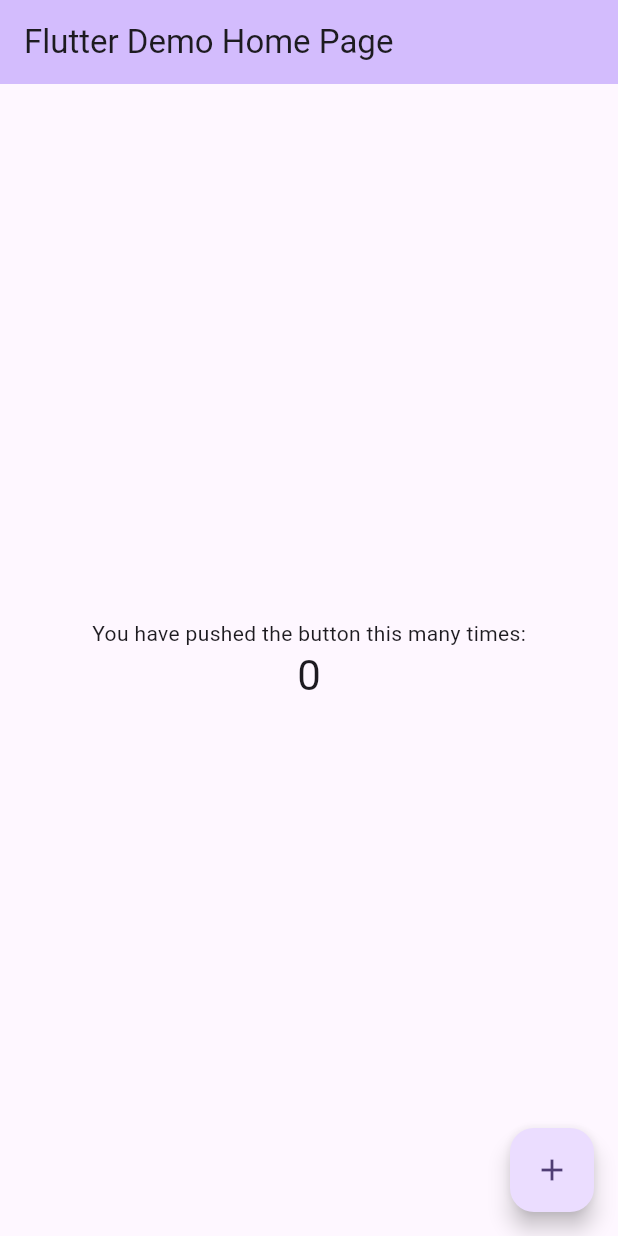
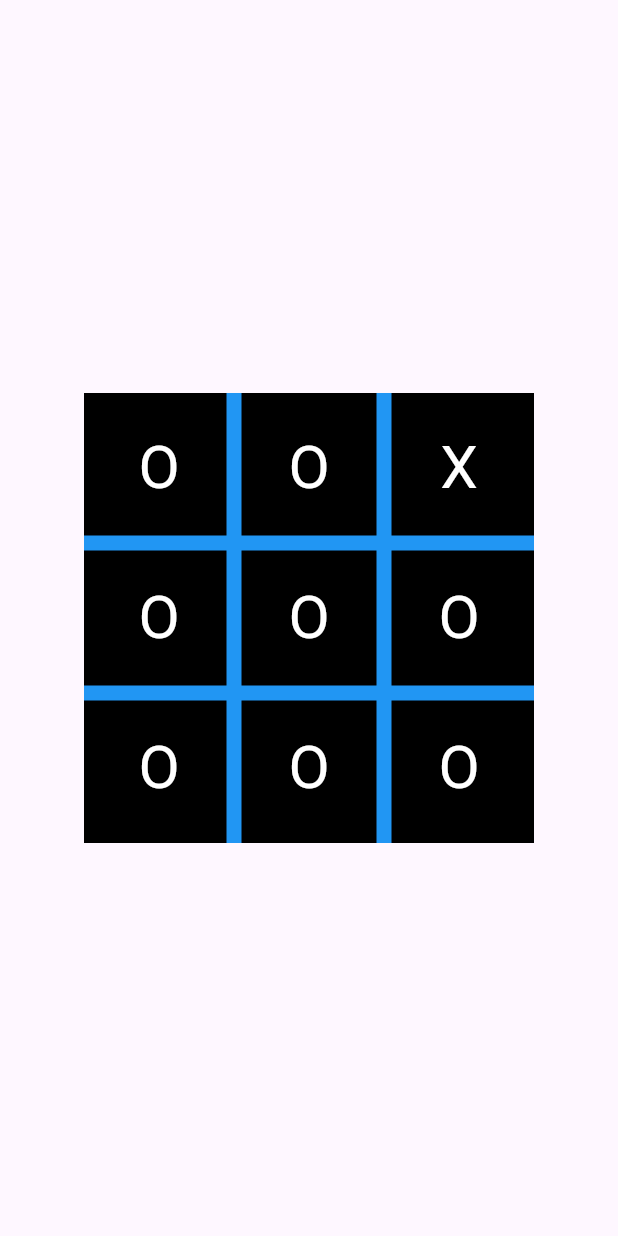
Before and after one commit to ujjwaltwitx/tic_tac_toe, a Flutter app: the screen it shows after launch, on a phone screen of 412 x 824 dp. Run offline on Flutter 3.47's test engine with Material 3 defaults, Android fonts, the phone set to English and light mode, and no system bars.

Commit message:
#tic_tac_toe - creates skeleton

```diff
--- a/lib/main.dart
+++ b/lib/main.dart
@@ -54,18 +54,8 @@ class MyHomePage extends StatefulWidget {
 }
 
 class _MyHomePageState extends State<MyHomePage> {
-  int _counter = 0;
-
-  void _incrementCounter() {
-    setState(() {
-      // This call to setState tells the Flutter framework that something has
-      // changed in this State, which causes it to rerun the build method below
-      // so that the display can reflect the updated values. If we changed
-      // _counter without calling setState(), then the build method would not be
-      // called again, and so nothing would appear to happen.
-      _counter++;
-    });
-  }
+  Color borderColor = Colors.blue;
+  Color backgroundColor = Colors.black;
 
   @override
   Widget build(BuildContext context) {
@@ -76,47 +66,138 @@ class _MyHomePageState extends State<MyHomePage> {
     // fast, so that you can just rebuild anything that needs updating rather
     // than having to individually change instances of widgets.
     return Scaffold(
-      appBar: AppBar(
-        // TRY THIS: Try changing the color here to a specific color (to
-        // Colors.amber, perhaps?) and trigger a hot reload to see the AppBar
-        // change color while the other colors stay the same.
-        backgroundColor: Theme.of(context).colorScheme.inversePrimary,
-        // Here we take the value from the MyHomePage object that was created by
-        // the App.build method, and use it to set our appbar title.
-        title: Text(widget.title),
-      ),
       body: Center(
-        // Center is a layout widget. It takes a single child and positions it
-        // in the middle of the parent.
-        child: Column(
-          // Column is also a layout widget. It takes a list of children and
-          // arranges them vertically. By default, it sizes itself to fit its
-          // children horizontally, and tries to be as tall as its parent.
-          //
-          // Column has various properties to control how it sizes itself and
-          // how it positions its children. Here we use mainAxisAlignment to
-          // center the children vertically; the main axis here is the vertical
-          // axis because Columns are vertical (the cross axis would be
-          // horizontal).
-          //
-          // TRY THIS: Invoke "debug painting" (choose the "Toggle Debug Paint"
-          // action in the IDE, or press "p" in the console), to see the
-          // wireframe for each widget.
-          mainAxisAlignment: MainAxisAlignment.center,
-          children: <Widget>[
-            const Text('You have pushed the button this many times:'),
-            Text(
-              '$_counter',
-              style: Theme.of(context).textTheme.headlineMedium,
-            ),
-          ],
+        child: SizedBox(
+          width: 300,
+          height: 300,
+          child: Stack(
+            clipBehavior: Clip.none,
+            alignment: Alignment.center,
+            children: [
+              Column(
+                mainAxisAlignment: MainAxisAlignment.center,
+                children: [
+                  Row(
+                    mainAxisAlignment: MainAxisAlignment.center,
+                    children: [
+                      Container(
+                        width: 100,
+                        height: 100,
+                        color: backgroundColor,
+                        child: Cell(),
+                      ),
+                      Container(
+                        width: 100,
+                        height: 100,
+                        color: backgroundColor,
+                        child: Cell(),
+                      ),
+                      Container(
+                        width: 100,
+                        height: 100,
+                        color: backgroundColor,
+                        child: Cell(shouldShowCross: true),
+                      ),
+                    ],
+                  ),
+                  Row(
+                    mainAxisAlignment: MainAxisAlignment.center,
+                    children: [
+                      Container(
+                        width: 100,
+                        height: 100,
+                        color: backgroundColor,
+                        child: Cell(),
+                      ),
+                      Container(
+                        width: 100,
+                        height: 100,
+                        color: backgroundColor,
+                        child: Cell(),
+                      ),
+                      Container(
+                        width: 100,
+                        height: 100,
+                        color: backgroundColor,
+                        child: Cell(),
+                      ),
+                    ],
+                  ),
+                  Row(
+                    mainAxisAlignment: MainAxisAlignment.center,
+                    children: [
+                      Container(
+                        width: 100,
+                        height: 100,
+                        color: backgroundColor,
+                        child: Cell(),
+                      ),
+                      Container(
+                        width: 100,
+                        height: 100,
+                        color: backgroundColor,
+                        child: Cell(),
+                      ),
+                      Container(
+                        width: 100,
+                        height: 100,
+                        color: backgroundColor,
+                        child: Cell(),
+                      ),
+                    ],
+                  ),
+                ],
+              ),
+              Positioned(
+                left: 95,
+                child: Container(width: 10, height: 300, color: borderColor),
+              ),
+              Positioned(
+                right: 95,
+                child: Container(width: 10, height: 300, color: borderColor),
+              ),
+              Positioned(
+                top: 95,
+                child: Container(width: 300, height: 10, color: borderColor),
+              ),
+              Positioned(
+                bottom: 95,
+                child: Container(width: 300, height: 10, color: borderColor),
+              ),
+            ],
+          ),
         ),
       ),
-      floatingActionButton: FloatingActionButton(
-        onPressed: _incrementCounter,
-        tooltip: 'Increment',
-        child: const Icon(Icons.add),
-      ), // This trailing comma makes auto-formatting nicer for build methods.
     );
   }
 }
+
+class Cell extends StatefulWidget {
+  bool shouldShowCross = false;
+  Cell({this.shouldShowCross = false});
+
+  @override
+  State<Cell> createState() => _CellState();
+}
+
+class _CellState extends State<Cell> {
+  @override
+  Widget build(BuildContext context) {
+    return GestureDetector(
+      onTap: () {
+        setState(() {
+          widget.shouldShowCross = !widget.shouldShowCross;
+        });
+      },
+      child: Container(
+        width: 100,
+        height: 100,
+        alignment: Alignment.center,
+        child: Text(
+          widget.shouldShowCross ? 'X' : 'O',
+          style: TextStyle(color: Colors.white, fontSize: 40),
+        ),
+      ),
+    );
+  }
+}
```
